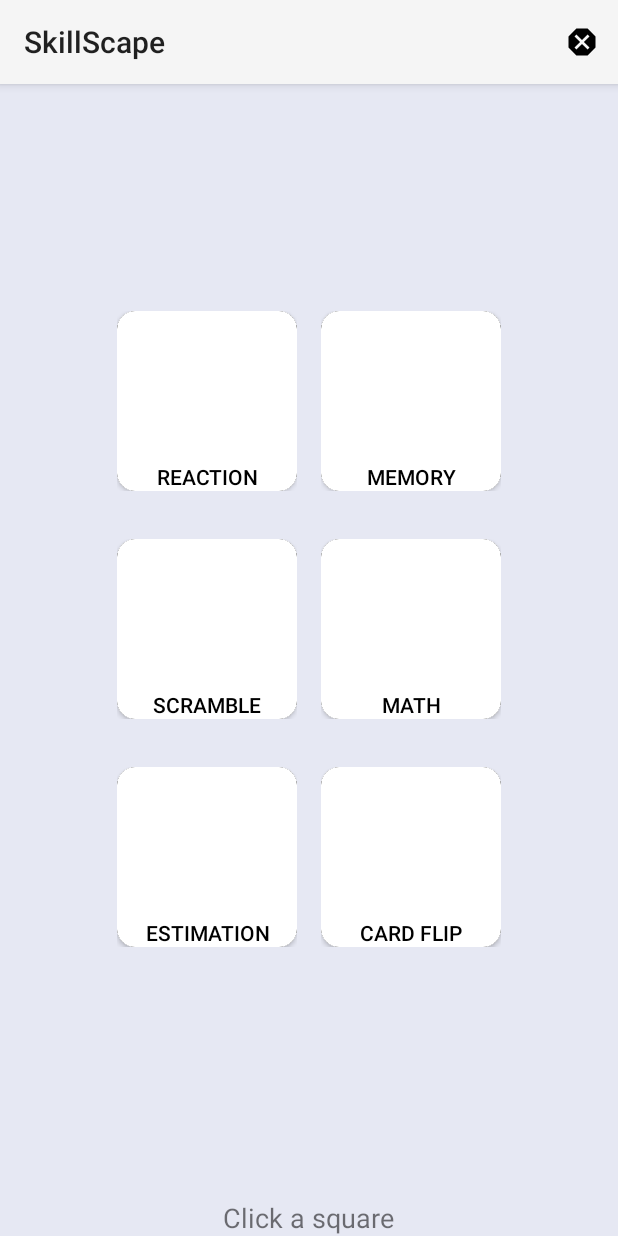
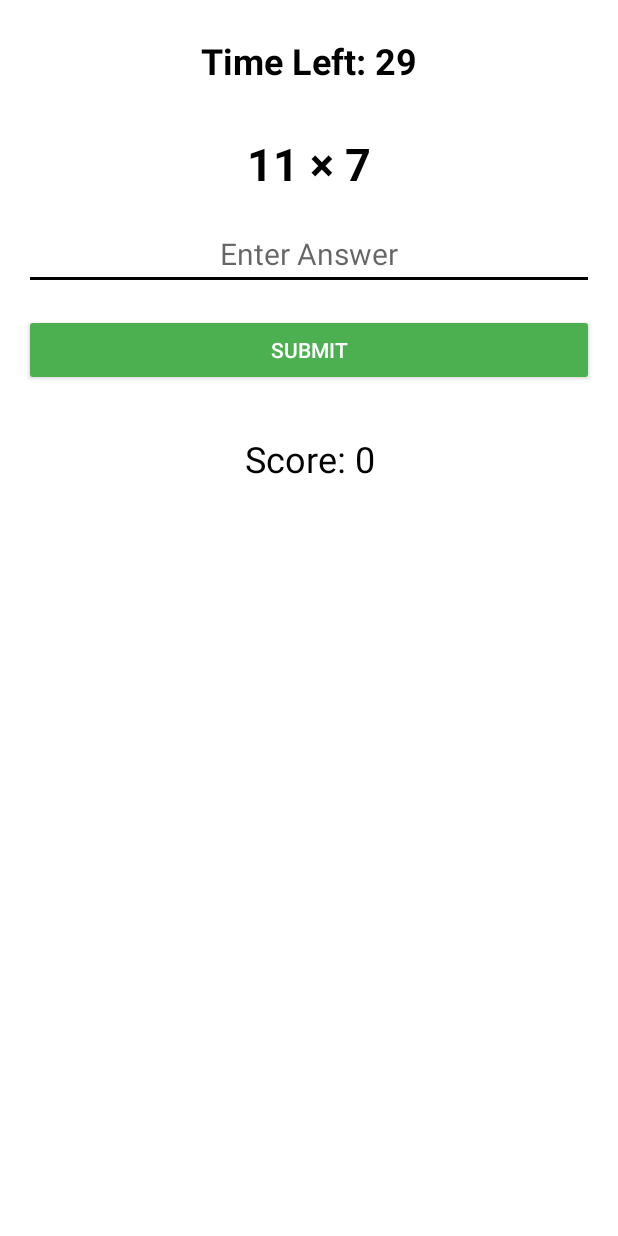
Before and after one commit to joshuaj0421/SkillScape, an Android app built with Jetpack Compose: the screen it shows after launch once a user with an empty profile is signed in (GamePickerActivity before the commit, MathGameActivity after it), after a tap on "MATH", on a phone screen of 412 x 824 dp. Run offline under Robolectric (Android 15) with nearby library versions, the light colour scheme and no system bars; our stand-ins replace Firebase (no records; nobody signed in at launch, a user with empty details on screens opened directly).

Commit message:
added math game activity

```diff
--- a/app/src/main/AndroidManifest.xml
+++ b/app/src/main/AndroidManifest.xml
@@ -34,7 +34,9 @@
         <activity
             android:name=".ScrambleGameActivity"
             android:windowSoftInputMode="adjustResize" />
-
+        <activity
+            android:name=".MathGameActivity"
+            android:theme="@style/Theme.SkillScape" />
         <activity
             android:name=".MemorySequenceActivity"
             android:theme="@style/Theme.SkillScape">
--- a/app/src/main/java/edu/uark/joshuaj/skillscape/GamePickerActivity.kt
+++ b/app/src/main/java/edu/uark/joshuaj/skillscape/GamePickerActivity.kt
@@ -49,6 +49,8 @@ class GamePickerActivity : AppCompatActivity() {
             startActivity(intent)
         }
         square4.setOnClickListener {
+            val intent = Intent(this, MathGameActivity::class.java)
+            startActivity(intent)
         }
         square5.setOnClickListener {
         }
--- /dev/null
+++ b/app/src/main/java/edu/uark/joshuaj/skillscape/MathGameActivity.kt
@@ -0,0 +1,147 @@
+package edu.uark.joshuaj.skillscape
+
+import android.media.MediaPlayer
+import android.os.Bundle
+import android.os.CountDownTimer
+import android.widget.*
+import androidx.appcompat.app.AlertDialog
+import androidx.appcompat.app.AppCompatActivity
+import kotlin.random.Random
+import androidx.core.content.ContextCompat
+
+class MathGameActivity : AppCompatActivity() {
+
+    private lateinit var timerTextView: TextView
+    private lateinit var mathProblemTextView: TextView
+    private lateinit var answerEditText: EditText
+    private lateinit var submitButton: Button
+    private lateinit var scoreTextView: TextView
+
+    private var score = 0
+    private var currentAnswer = 0
+    private val gameDuration = 30000L // 30 seconds
+    private val tickInterval = 1000L // 1 second
+
+    // MediaPlayer instances for the sound effects
+    private lateinit var correctSound: MediaPlayer
+    private lateinit var incorrectSound: MediaPlayer
+
+    override fun onCreate(savedInstanceState: Bundle?) {
+        super.onCreate(savedInstanceState)
+        setContentView(R.layout.activity_math_game)
+
+        timerTextView = findViewById(R.id.timerTextView)
+        mathProblemTextView = findViewById(R.id.mathProblemTextView)
+        answerEditText = findViewById(R.id.answerEditText)
+        submitButton = findViewById(R.id.submitButton)
+        scoreTextView = findViewById(R.id.scoreTextView)
+
+        // Initialize the sound effects
+        correctSound = MediaPlayer.create(this, R.raw.reward_sound)  // Correct sound
+        incorrectSound = MediaPlayer.create(this, R.raw.x_sound)    // Incorrect sound
+
+        startGame()
+
+        submitButton.setOnClickListener {
+            val userAnswer = answerEditText.text.toString()
+            if (userAnswer.isNotEmpty()) {
+                if (userAnswer.toInt() == currentAnswer) {
+                    // Play the correct answer sound
+                    correctSound.start()
+                    score++
+                    scoreTextView.text = "Score: $score"
+                } else {
+                    // Play the incorrect answer sound
+                    incorrectSound.start()
+                }
+            }
+            answerEditText.text.clear()
+            generateNewProblem()
+        }
+    }
+
+    private fun startGame() {
+        score = 0
+        scoreTextView.text = "Score: $score"
+
+        object : CountDownTimer(gameDuration, tickInterval) {
+            override fun onTick(millisUntilFinished: Long) {
+                val secondsLeft = millisUntilFinished / 1000
+                timerTextView.text = "Time Left: $secondsLeft"
+            }
+
+            override fun onFinish() {
+                timerTextView.text = "Time's Up!"
+                showFinalScorePopup()
+                submitButton.isEnabled = false
+            }
+        }.start()
+
+        generateNewProblem()
+    }
+
+    private fun generateNewProblem() {
+        val num1 = Random.nextInt(1, 16) // Random number between 1 and 15
+        val num2 = Random.nextInt(1, 16)
+
+        // Ensure num1 is greater than or equal to num2 when subtraction is involved
+        val operator = listOf("+", "-", "*", "/").random()
+
+        when (operator) {
+            "+" -> {
+                currentAnswer = num1 + num2
+                mathProblemTextView.text = "$num1 + $num2"
+            }
+            "-" -> {
+                // Ensure num1 >= num2 for subtraction
+                if (num1 < num2) {
+                    generateNewProblem() // Retry if num1 < num2
+                    return
+                }
+                currentAnswer = num1 - num2
+                mathProblemTextView.text = "$num1 - $num2"
+            }
+            "*" -> {
+                currentAnswer = num1 * num2
+                mathProblemTextView.text = "$num1 × $num2"
+            }
+            "/" -> {
+                // Ensure division results in a whole number
+                if (num1 % num2 == 0) {
+                    currentAnswer = num1 / num2
+                    mathProblemTextView.text = "$num1 ÷ $num2"
+                } else {
+                    generateNewProblem() // Retry if division doesn't result in an integer
+                }
+            }
+        }
+    }
+
+    private fun showFinalScorePopup() {
+        val dialogBuilder = AlertDialog.Builder(this)
+        dialogBuilder.setTitle("Game Over")
+        dialogBuilder.setMessage("Your final score is: $score")
+        dialogBuilder.setPositiveButton("Restart") { _, _ ->
+            restartGame()
+        }
+        dialogBuilder.setNegativeButton("Exit") { _, _ ->
+            finish()
+        }
+        dialogBuilder.setCancelable(false)
+        dialogBuilder.show()
+    }
+
+    private fun restartGame() {
+        score = 0
+        scoreTextView.text = "Score: $score"
+        submitButton.isEnabled = true
+        startGame()
+    }
+
+    override fun onDestroy() {
+        super.onDestroy()
+        // Release the MediaPlayer resources when the activity is destroyed
+        correctSound.release()
+        incorrectSound.release()
+    }
+}
--- /dev/null
+++ b/app/src/main/res/layout/activity_math_game.xml
@@ -0,0 +1,68 @@
+<LinearLayout
+    xmlns:android="http://schemas.android.com/apk/res/android"
+    android:layout_width="match_parent"
+    android:layout_height="match_parent"
+    android:orientation="vertical"
+    android:padding="16dp"
+    android:background="@color/white">
+
+    <!-- Countdown Timer -->
+    <TextView
+        android:id="@+id/timerTextView"
+        android:layout_width="wrap_content"
+        android:layout_height="wrap_content"
+        android:text="Time Left: 30"
+        android:textSize="24sp"
+        android:textStyle="bold"
+        android:layout_gravity="center"
+        android:padding="8dp"
+        android:gravity="center"
+        android:textColor="@color/black" />
+
+    <!-- Math Problem -->
+    <TextView
+        android:id="@+id/mathProblemTextView"
+        android:layout_width="match_parent"
+        android:layout_height="wrap_content"
+        android:text="7 + 5"
+        android:textSize="30sp"
+        android:gravity="center"
+        android:textStyle="bold"
+        android:layout_marginTop="24dp"
+        android:textColor="@color/black" />
+
+    <!-- User Input -->
+    <EditText
+        android:id="@+id/answerEditText"
+        android:layout_width="match_parent"
+        android:layout_height="wrap_content"
+        android:hint="Enter Answer"
+        android:inputType="number"
+        android:textSize="20sp"
+        android:gravity="center"
+        android:layout_marginTop="16dp"
+        android:backgroundTint="@color/black" />
+
+    <!-- Submit Button -->
+    <Button
+        android:id="@+id/submitButton"
+        android:layout_width="match_parent"
+        android:layout_height="wrap_content"
+        android:text="Submit"
+        android:layout_marginTop="16dp"
+        android:backgroundTint="@color/green"
+        android:textColor="@color/white" />
+
+    <!-- Score -->
+    <TextView
+        android:id="@+id/scoreTextView"
+        android:layout_width="wrap_content"
+        android:layout_height="wrap_content"
+        android:text="Score: 0"
+        android:textSize="24sp"
+        android:layout_gravity="center"
+        android:padding="8dp"
+        android:layout_marginTop="24dp"
+        android:gravity="center"
+        android:textColor="@color/black" />
+</LinearLayout>
--- a/app/src/main/res/values/colors.xml
+++ b/app/src/main/res/values/colors.xml
@@ -7,4 +7,5 @@
     <color name="teal_700">#FF018786</color>
     <color name="black">#FF000000</color>
     <color name="white">#FFFFFFFF</color>
+    <color name="green">#4CAF50</color>
 </resources>
```
Also changed, not shown: 2 other files.
